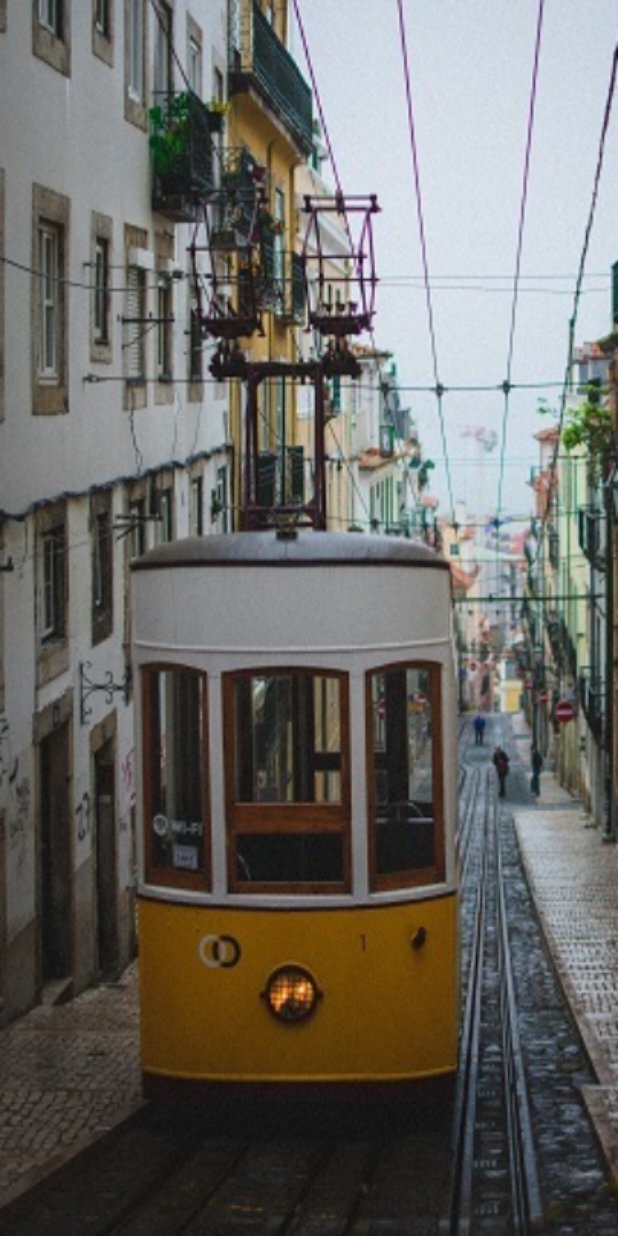
After one commit to luise-phd/ProyectoAndroidGrupo06, an Android app: the layout activity_splash_screen.xml on its own in the app's theme, with its tools: preview values and no code run, on a phone screen of 412 x 824 dp. The commit adds this screen. Run offline under Robolectric (Android 15) with nearby library versions, the phone set to English and light mode, and no system bars.

Commit message:
SplashScreen

```diff
--- a/app/src/main/java/com/ingluise/ProyectoAndroidGrupo06/MainActivity.java
+++ b/app/src/main/java/com/ingluise/ProyectoAndroidGrupo06/MainActivity.java
@@ -23,6 +23,7 @@ public class MainActivity extends AppCompatActivity {
         Log.i("Información", "onCreate");
     }
 
+    //Metodo onClik del boton
     public void goToActivitySecond(View view) {
         Intent newIntent = new Intent(this, SecondActivity.class);
         newIntent.addFlags(Intent.FLAG_ACTIVITY_CLEAR_TOP);
@@ -31,6 +32,7 @@ public class MainActivity extends AppCompatActivity {
         startActivity(newIntent);
     }
 
+    //Dialogo para confirmar salir de la aplicación
     public boolean onKeyDown(int keyCode, KeyEvent event) {
         if(keyCode == KeyEvent.KEYCODE_BACK) {
             new AlertDialog.Builder(this, R.style.Theme_AppCompat_DayNight_Dialog_Alert)
@@ -50,11 +52,13 @@ public class MainActivity extends AppCompatActivity {
     }
 
     @Override
+    //Carga el menu en la actividad
     public boolean onCreateOptionsMenu(Menu menu) {
         getMenuInflater().inflate(R.menu.menu_main, menu);
         return true;
     }
 
+    //Verfifica la opcion de menu seleccionada
     public boolean onOptionsItemSelected(MenuItem menuItem) {
         int id = menuItem.getItemId();
 
--- /dev/null
+++ b/app/src/main/res/layout/activity_splash_screen.xml
@@ -0,0 +1,8 @@
+<?xml version="1.0" encoding="utf-8"?>
+<androidx.constraintlayout.widget.ConstraintLayout xmlns:android="http://schemas.android.com/apk/res/android"
+    xmlns:app="http://schemas.android.com/apk/res-auto"
+    xmlns:tools="http://schemas.android.com/tools"
+    android:layout_width="match_parent"
+    android:layout_height="match_parent"
+    android:background="@drawable/splash_screen2"
+    tools:context=".SplashScreen" />
```
Also changed, not shown: app/src/main/AndroidManifest.xml (+9 -6 lines), app/src/main/java/com/ingluise/ProyectoAndroidGrupo06/SplashScreen.java (added, +41 -0 lines), app/src/main/res/drawable/ic__logo.xml (added, +15 -0 lines), app/src/main/res/menu/menu_main.xml (+6 -1 lines), app/src/main/res/drawable-v24/splash_screen.jpg (added), app/src/main/res/drawable-v24/splash_screen2.jpg (added).
